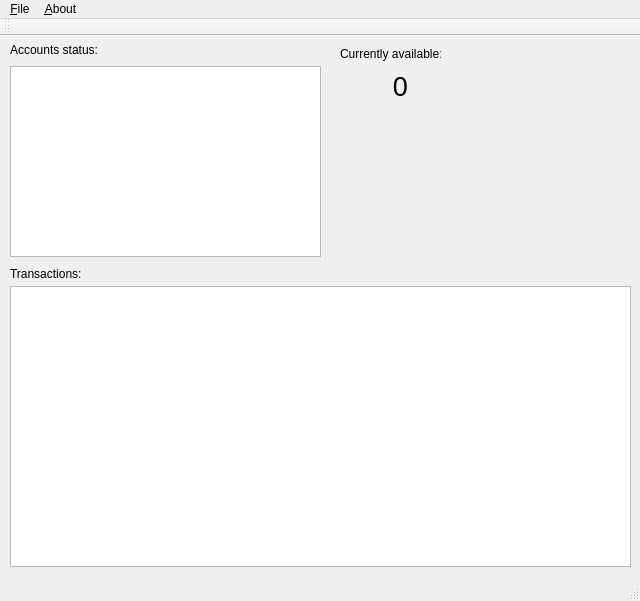
Qt form src/window/mainwindow.ui (eugene-melnik/spending-control) before a commit.
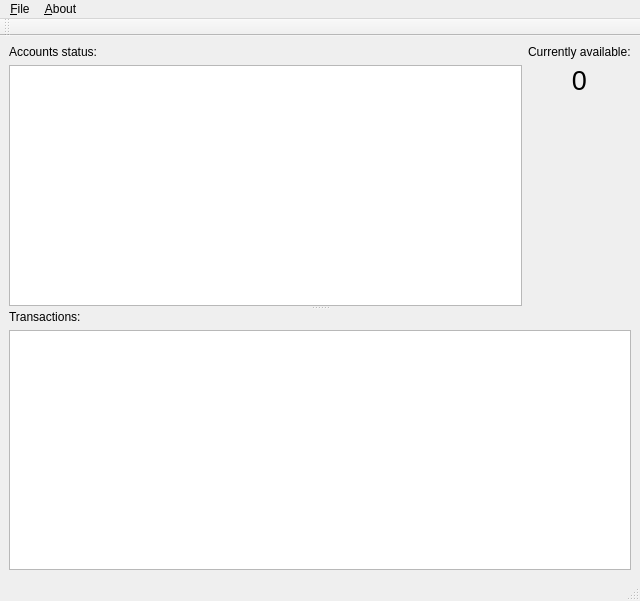
The same form after that commit.

```diff
--- a/src/window/mainwindow.ui
+++ b/src/window/mainwindow.ui
@@ -14,28 +14,25 @@
    <string/>
   </property>
   <widget class="QWidget" name="widgetContent">
+   <layout class="QVBoxLayout" name="verticalLayout_4">
+    <item>
+     <widget class="QSplitter" name="splitter">
+      <property name="orientation">
+       <enum>Qt::Vertical</enum>
+      </property>
+      <widget class="QWidget" name="layoutWidget">
+       <layout class="QHBoxLayout" name="horizontalLayout">
+        <item>
+         <layout class="QVBoxLayout" name="verticalLayout">
+          <item>
    <widget class="QLabel" name="labelTest">
-    <property name="geometry">
-     <rect>
-      <x>10</x>
-      <y>4</y>
-      <width>141</width>
-      <height>20</height>
-     </rect>
-    </property>
     <property name="text">
      <string>Accounts status:</string>
     </property>
    </widget>
+          </item>
+          <item>
    <widget class="QTableView" name="tvAccountsStatus">
-    <property name="geometry">
-     <rect>
-      <x>10</x>
-      <y>30</y>
-      <width>311</width>
-      <height>191</height>
-     </rect>
-    </property>
     <property name="editTriggers">
      <set>QAbstractItemView::NoEditTriggers</set>
     </property>
@@ -64,78 +61,20 @@
      <number>24</number>
     </attribute>
    </widget>
-   <widget class="QLabel" name="labelTransactions">
-    <property name="geometry">
-     <rect>
-      <x>10</x>
-      <y>230</y>
-      <width>141</width>
-      <height>16</height>
-     </rect>
-    </property>
-    <property name="text">
-     <string>Transactions:</string>
-    </property>
-   </widget>
-   <widget class="QTableView" name="tvTransactions">
-    <property name="geometry">
-     <rect>
-      <x>10</x>
-      <y>250</y>
-      <width>621</width>
-      <height>281</height>
-     </rect>
-    </property>
-    <property name="editTriggers">
-     <set>QAbstractItemView::NoEditTriggers</set>
-    </property>
-    <property name="selectionMode">
-     <enum>QAbstractItemView::NoSelection</enum>
-    </property>
-    <property name="selectionBehavior">
-     <enum>QAbstractItemView::SelectRows</enum>
-    </property>
-    <property name="verticalScrollMode">
-     <enum>QAbstractItemView::ScrollPerPixel</enum>
-    </property>
-    <property name="horizontalScrollMode">
-     <enum>QAbstractItemView::ScrollPerPixel</enum>
-    </property>
-    <attribute name="horizontalHeaderHighlightSections">
-     <bool>false</bool>
-    </attribute>
-    <attribute name="horizontalHeaderStretchLastSection">
-     <bool>true</bool>
-    </attribute>
-    <attribute name="verticalHeaderVisible">
-     <bool>false</bool>
-    </attribute>
-    <attribute name="verticalHeaderDefaultSectionSize">
-     <number>17</number>
-    </attribute>
-   </widget>
+          </item>
+         </layout>
+        </item>
+        <item>
+         <layout class="QVBoxLayout" name="verticalLayout_3">
+          <item>
    <widget class="QLabel" name="label_2">
-    <property name="geometry">
-     <rect>
-      <x>340</x>
-      <y>10</y>
-      <width>101</width>
-      <height>16</height>
-     </rect>
-    </property>
     <property name="text">
      <string>Currently available:</string>
     </property>
    </widget>
+          </item>
+          <item>
    <widget class="QLabel" name="lCurrentlyAvailable">
-    <property name="geometry">
-     <rect>
-      <x>340</x>
-      <y>30</y>
-      <width>121</width>
-      <height>41</height>
-     </rect>
-    </property>
     <property name="font">
      <font>
       <pointsize>20</pointsize>
@@ -150,6 +89,72 @@
      <set>Qt::AlignCenter</set>
     </property>
    </widget>
+          </item>
+          <item>
+           <spacer name="verticalSpacer">
+            <property name="orientation">
+             <enum>Qt::Vertical</enum>
+            </property>
+            <property name="sizeHint" stdset="0">
+             <size>
+              <width>20</width>
+              <height>40</height>
+             </size>
+            </property>
+           </spacer>
+          </item>
+         </layout>
+        </item>
+       </layout>
+      </widget>
+      <widget class="QWidget" name="layoutWidget">
+       <layout class="QVBoxLayout" name="verticalLayout_2">
+        <item>
+         <widget class="QLabel" name="labelTransactions">
+          <property name="text">
+           <string>Transactions:</string>
+          </property>
+         </widget>
+        </item>
+        <item>
+         <widget class="QTableView" name="tvTransactions">
+          <property name="editTriggers">
+           <set>QAbstractItemView::NoEditTriggers</set>
+          </property>
+          <property name="alternatingRowColors">
+           <bool>true</bool>
+          </property>
+          <property name="selectionMode">
+           <enum>QAbstractItemView::NoSelection</enum>
+          </property>
+          <property name="selectionBehavior">
+           <enum>QAbstractItemView::SelectRows</enum>
+          </property>
+          <property name="verticalScrollMode">
+           <enum>QAbstractItemView::ScrollPerPixel</enum>
+          </property>
+          <property name="horizontalScrollMode">
+           <enum>QAbstractItemView::ScrollPerPixel</enum>
+          </property>
+          <attribute name="horizontalHeaderHighlightSections">
+           <bool>false</bool>
+          </attribute>
+          <attribute name="horizontalHeaderStretchLastSection">
+           <bool>true</bool>
+          </attribute>
+          <attribute name="verticalHeaderVisible">
+           <bool>false</bool>
+          </attribute>
+          <attribute name="verticalHeaderDefaultSectionSize">
+           <number>30</number>
+          </attribute>
+         </widget>
+        </item>
+       </layout>
+      </widget>
+     </widget>
+    </item>
+   </layout>
   </widget>
   <widget class="QMenuBar" name="menubarMain">
    <property name="geometry">
```
Left out of the diff: 2 changed lines with no effect on the pictures. Lines whose indentation alone changed are shown as unchanged.
